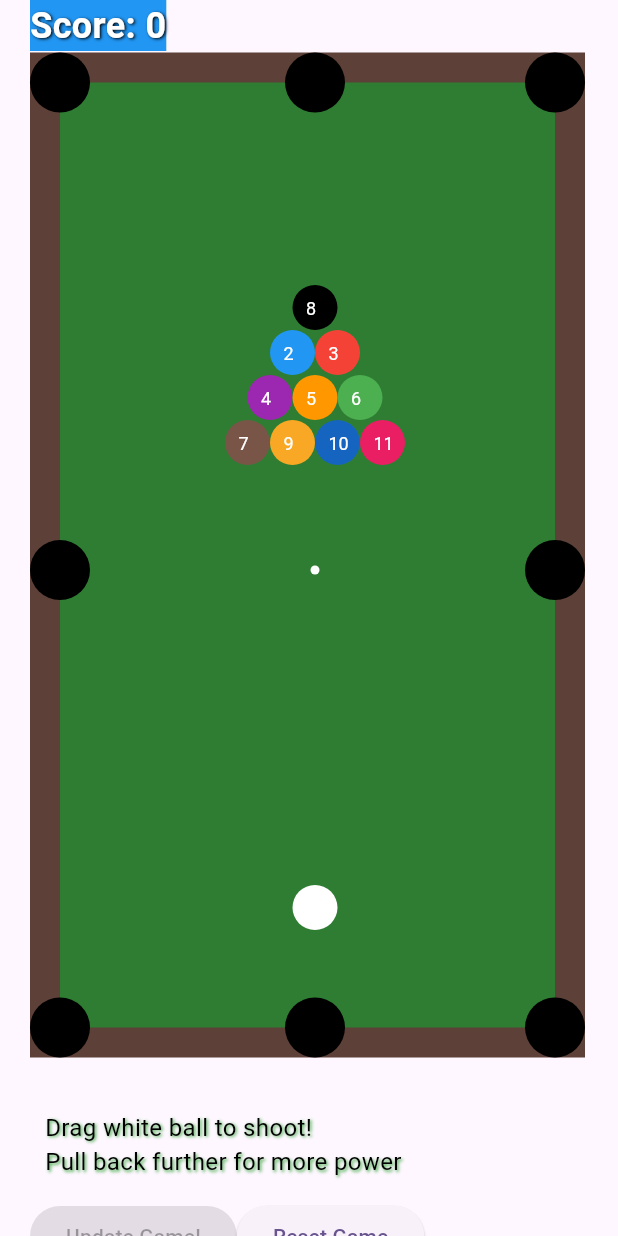
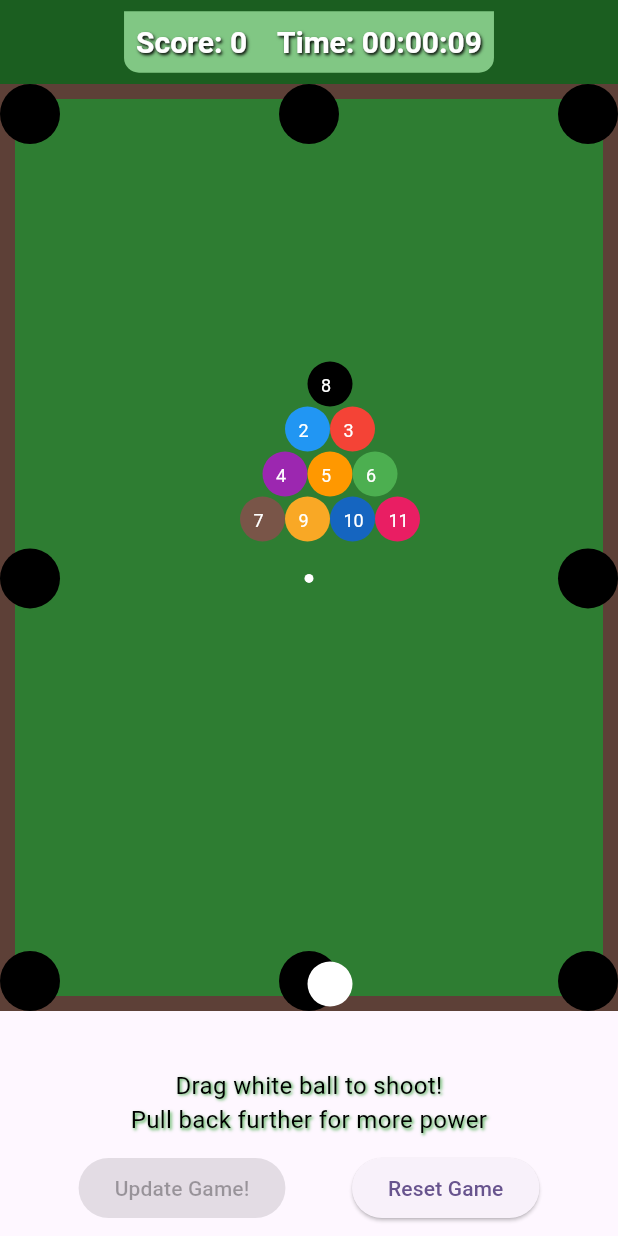
Before and after one commit to johnhcolani/Flutter-Pool, a Flutter app: the screen it shows after launch, after a tap on "Update Game!", on a phone screen of 412 x 824 dp. Run offline on Flutter 3.47's test engine with Material 3 defaults, Android fonts, the phone set to English and light mode, and no system bars; our stand-ins replace audioplayers.

Commit message:
Used Mediaquery to draw the table

```diff
--- a/lib/pool_game.dart
+++ b/lib/pool_game.dart
@@ -1,6 +1,12 @@
-import 'package:audioplayers/audioplayers.dart';
 import 'package:flutter/material.dart';
 import 'dart:async';
+import 'package:audioplayers/audioplayers.dart';
+
+void main() {
+  runApp(MaterialApp(
+    home: PoolGame(),
+  ));
+}
 
 class PoolGame extends StatefulWidget {
   const PoolGame({super.key});
@@ -11,36 +17,54 @@ class PoolGame extends StatefulWidget {
 
 class _PoolGameState extends State<PoolGame> {
   int score = 0; // Track the player's score
-// Assign points to each ball
-  int getBallPoints(int ballNumber) {
-    switch (ballNumber) {
-      case 0: // Cue ball (no points)
-        return 0;
-      case 8: // 8-ball (special points)
-        return 50;
-      default: // Other balls (points equal to their number)
-        return ballNumber;
-    }
-  }
+  Duration elapsedTime = Duration.zero; // Track elapsed time
   late final AudioPlayer audioPlayer;
   List<Ball> balls = [];
   Offset? cueStickPosition;
   Ball? selectedBall;
-  final double tableFriction = 0.98;
-  final double cushionDamping = 0.85;
-  final double collisionRestitution = 0.9;
-  Timer? gameTimer;
+  final double tableFriction = 0.98; // Friction to slow down balls
+  final double cushionDamping = 0.85; // Damping when balls hit the table edges
+  final double collisionRestitution = 0.9; // Bounciness during collisions
+  Timer? gameTimer; // Timer for game updates
+  Timer? elapsedTimer; // Timer for tracking elapsed time
 
   @override
   void initState() {
     super.initState();
     audioPlayer = AudioPlayer();
-    _initializeGame();
+    _initializeGame(); // Initialize the game
+    startElapsedTimer(); // Start the elapsed time timer
   }
 
+  @override
+  void dispose() {
+    gameTimer?.cancel(); // Cancel the game timer
+    elapsedTimer?.cancel(); // Cancel the elapsed time timer
+    audioPlayer.dispose(); // Dispose the audio player
+    super.dispose();
+  }
+
+  // Start the elapsed time timer
+  void startElapsedTimer() {
+    elapsedTimer = Timer.periodic(Duration(seconds: 1), (timer) {
+      setState(() {
+        elapsedTime += Duration(seconds: 1); // Increment elapsed time by 1 second
+      });
+    });
+  }
+
+  // Format the duration as HH:MM:SS
+  String formatDuration(Duration duration) {
+    String twoDigits(int n) => n.toString().padLeft(2, '0');
+    final hours = twoDigits(duration.inHours);
+    final minutes = twoDigits(duration.inMinutes.remainder(60));
+    final seconds = twoDigits(duration.inSeconds.remainder(60));
+    return "$hours:$minutes:$seconds";
+  }
+
+  // Initialize the game by setting up the balls
   void _initializeGame() {
-    // Clear the existing balls
-    balls.clear();
+    balls.clear(); // Clear existing balls
 
     // Add white cue ball
     balls.add(Ball(
@@ -58,126 +82,69 @@ class _PoolGameState extends State<PoolGame> {
     final rowSpacing = ballRadius * 2;
 
     balls.addAll([
-      Ball(
-        number: 8,
-        color: Colors.black,
-        position: Offset(startX, startY),
-        velocity: Offset.zero,
-        inPocket: false,
-      ), // Top row
-      Ball(
-        number: 2,
-        color: Colors.blue,
-        position: Offset(startX - ballRadius, startY + rowSpacing),
-        velocity: Offset.zero,
-        inPocket: false,
-      ), // Second row, left
-      Ball(
-        number: 3,
-        color: Colors.red,
-        position: Offset(startX + ballRadius, startY + rowSpacing),
-        velocity: Offset.zero,
-        inPocket: false,
-      ), // Second row, right
-      Ball(
-        number: 4,
-        color: Colors.purple,
-        position: Offset(startX - 2 * ballRadius, startY + 2 * rowSpacing),
-        velocity: Offset.zero,
-        inPocket: false,
-      ), // Third row, far left
-      Ball(
-        number: 5,
-        color: Colors.orange,
-        position: Offset(startX, startY + 2 * rowSpacing),
-        velocity: Offset.zero,
-        inPocket: false,
-      ), // Third row, center
-      Ball(
-        number: 6,
-        color: Colors.green,
-        position: Offset(startX + 2 * ballRadius, startY + 2 * rowSpacing),
-        velocity: Offset.zero,
-        inPocket: false,
-      ), // Third row, far right
-      Ball(
-        number: 7,
-        color: Colors.brown,
-        position: Offset(startX - 3 * ballRadius, startY + 3 * rowSpacing),
-        velocity: Offset.zero,
-        inPocket: false,
-      ), // Fourth row, far left
-      Ball(
-        number: 9,
-        color: Colors.yellow.shade800,
-        position: Offset(startX - ballRadius, startY + 3 * rowSpacing),
-        velocity: Offset.zero,
-        inPocket: false,
-      ), // Fourth row, center-left
-      Ball(
-        number: 10,
-        color: Colors.blue.shade800,
-        position: Offset(startX + ballRadius, startY + 3 * rowSpacing),
-        velocity: Offset.zero,
-        inPocket: false,
-      ), // Fourth row, center-right
-      Ball(
-        number: 11,
-        color: Colors.pink,
-        position: Offset(startX + 3 * ballRadius, startY + 3 * rowSpacing),
-        velocity: Offset.zero,
-        inPocket: false,
-      ), // Fourth row, far right
+      Ball(number: 8, color: Colors.black, position: Offset(startX, startY), velocity: Offset.zero, inPocket: false),
+      Ball(number: 2, color: Colors.blue, position: Offset(startX - ballRadius, startY + rowSpacing), velocity: Offset.zero, inPocket: false),
+      Ball(number: 3, color: Colors.red, position: Offset(startX + ballRadius, startY + rowSpacing), velocity: Offset.zero, inPocket: false),
+      Ball(number: 4, color: Colors.purple, position: Offset(startX - 2 * ballRadius, startY + 2 * rowSpacing), velocity: Offset.zero, inPocket: false),
+      Ball(number: 5, color: Colors.orange, position: Offset(startX, startY + 2 * rowSpacing), velocity: Offset.zero, inPocket: false),
+      Ball(number: 6, color: Colors.green, position: Offset(startX + 2 * ballRadius, startY + 2 * rowSpacing), velocity: Offset.zero, inPocket: false),
+      Ball(number: 7, color: Colors.brown, position: Offset(startX - 3 * ballRadius, startY + 3 * rowSpacing), velocity: Offset.zero, inPocket: false),
+      Ball(number: 9, color: Colors.yellow.shade800, position: Offset(startX - ballRadius, startY + 3 * rowSpacing), velocity: Offset.zero, inPocket: false),
+      Ball(number: 10, color: Colors.blue.shade800, position: Offset(startX + ballRadius, startY + 3 * rowSpacing), velocity: Offset.zero, inPocket: false),
+      Ball(number: 11, color: Colors.pink, position: Offset(startX + 3 * ballRadius, startY + 3 * rowSpacing), velocity: Offset.zero, inPocket: false),
     ]);
   }
+
+  // Update the game state (called every frame)
   void _updateGame() {
     setState(() {
       for (var ball in balls) {
-        ball.updatePosition(tableFriction);
-        _checkBoundaryCollision(ball);
-        _checkPocketCollision(ball);
+        ball.updatePosition(tableFriction); // Update ball position
+        _checkBoundaryCollision(ball); // Check for boundary collisions
+        _checkPocketCollision(ball); // Check for pocket collisions
       }
-      _checkBallCollisions();
+      _checkBallCollisions(); // Check for ball collisions
     });
   }
 
+  // Check if a ball hits the table boundaries
   void _checkBoundaryCollision(Ball ball) {
-    const tableLeft = 65.0,
-        tableRight = 366.0,
-        tableTop = 63.0,
-        tableBottom = 665.0;
+    final screenWidth = MediaQuery.of(context).size.width;
+    final screenHeight = MediaQuery.of(context).size.height;
+
+    final tableLeft = 0.0, tableRight = screenWidth, tableTop = 0.0, tableBottom = screenHeight * 0.8;
 
     if (ball.position.dx < tableLeft) {
       ball.position = Offset(tableLeft, ball.position.dy);
-      ball.velocity =
-          Offset(-ball.velocity.dx * cushionDamping, ball.velocity.dy);
+      ball.velocity = Offset(-ball.velocity.dx * cushionDamping, ball.velocity.dy);
     } else if (ball.position.dx > tableRight) {
       ball.position = Offset(tableRight, ball.position.dy);
-      ball.velocity =
-          Offset(-ball.velocity.dx * cushionDamping, ball.velocity.dy);
+      ball.velocity = Offset(-ball.velocity.dx * cushionDamping, ball.velocity.dy);
     }
 
     if (ball.position.dy < tableTop) {
       ball.position = Offset(ball.position.dx, tableTop);
-      ball.velocity =
-          Offset(ball.velocity.dx, -ball.velocity.dy * cushionDamping);
+      ball.velocity = Offset(ball.velocity.dx, -ball.velocity.dy * cushionDamping);
     } else if (ball.position.dy > tableBottom) {
       ball.position = Offset(ball.position.dx, tableBottom);
-      ball.velocity =
-          Offset(ball.velocity.dx, -ball.velocity.dy * cushionDamping);
+      ball.velocity = Offset(ball.velocity.dx, -ball.velocity.dy * cushionDamping);
     }
   }
 
+  // Check if a ball falls into a pocket
   void _checkPocketCollision(Ball ball) {
+    final screenWidth = MediaQuery.of(context).size.width;
+    final screenHeight = MediaQuery.of(context).size.height;
+
     final pockets = [
-      Offset(50, 50), // Top-left
-      Offset(380, 50), // Top-right
-      Offset(50, 700), // Bottom-left
-      Offset(380, 700), // Bottom-right
-      Offset(220, 50), // Top-middle
-      Offset(220, 700), // Bottom-middle
-      Offset(50, 375), // Middle-left
-      Offset(380, 375), // Middle-right
+      Offset(20, 20), // Top-left
+      Offset(screenWidth - 20, 20), // Top-right
+      Offset(20, screenHeight * 0.8 - 20), // Bottom-left
+      Offset(screenWidth - 20, screenHeight * 0.8 - 20), // Bottom-right
+      Offset(screenWidth / 2, 20), // Top-middle
+      Offset(screenWidth / 2, screenHeight * 0.8 - 20), // Bottom-middle
+      Offset(20, screenHeight * 0.4), // Middle-left
+      Offset(screenWidth - 20, screenHeight * 0.4), // Middle-right
     ];
     if (ball.inPocket) return;
     for (var pocket in pockets) {
@@ -185,14 +152,26 @@ class _PoolGameState extends State<PoolGame> {
         ball.inPocket = true;
         ball.velocity = Offset.zero;
         setState(() {
-          score += getBallPoints(ball.number);
+          score += getBallPoints(ball.number); // Update the score
         });
-        // Play a sound effect
-        _playPocketSound();
+        _playPocketSound(); // Play pocket sound
       }
     }
   }
 
+  // Assign points to each ball
+  int getBallPoints(int ballNumber) {
+    switch (ballNumber) {
+      case 0: // Cue ball (no points)
+        return 0;
+      case 8: // 8-ball (special points)
+        return 50;
+      default: // Other balls (points equal to their number)
+        return ballNumber;
+    }
+  }
+
+  // Check for collisions between balls
   void _checkBallCollisions() {
     for (var i = 0; i < balls.length; i++) {
       for (var j = i + 1; j < balls.length; j++) {
@@ -221,7 +200,7 @@ class _PoolGameState extends State<PoolGame> {
           ball2.velocity += impulse;
 
           // Play sound if the collision is significant
-          if (speed.abs() > 1.0) { // Adjust threshold for triggering sound
+          if (speed.abs() > 1.0) {
             _playCollisionSound();
           }
         }
@@ -229,6 +208,7 @@ class _PoolGameState extends State<PoolGame> {
     }
   }
 
+  // Play collision sound
   void _playCollisionSound() async {
     try {
       await audioPlayer.play(AssetSource('assets/sounds/ball_hit.mp3'));
@@ -236,76 +216,118 @@ class _PoolGameState extends State<PoolGame> {
       print('Error playing sound: $e');
     }
   }
+
+  // Play pocket sound
+  void _playPocketSound() async {
+    try {
+      await audioPlayer.play(AssetSource('assets/sounds/pocket_sound.mp3'));
+    } catch (e) {
+      print('Error playing sound: $e');
+    }
+  }
+
   @override
   Widget build(BuildContext context) {
+    final screenWidth = MediaQuery.of(context).size.width;
+    final screenHeight = MediaQuery.of(context).size.height;
+
     return Scaffold(
-      body: SafeArea(
-        child: Stack(
-          children: [
-            Positioned(
-              top: 5,
-              left:-10,
-              child: GestureDetector(
-                onPanStart: _onPanStart,
-                onPanUpdate: _onPanUpdate,
-                onPanEnd: _onPanEnd,
-                child: SizedBox(
-                  width: 400,
-                  height: 700,
-                  child: CustomPaint(
-                    painter: GamePainter(
-                      balls: balls,
-                      cueStickPosition: cueStickPosition,
-                      selectedBall: selectedBall,
-                    ),
-                    size: Size.infinite,
+      appBar: AppBar(
+        backgroundColor: Colors.green.shade900,
+        title: Center(
+          child: Container(
+            decoration: BoxDecoration(
+              color: Colors.green.shade300,
+              borderRadius: BorderRadius.only(
+                bottomLeft: Radius.circular(10),
+                bottomRight: Radius.circular(10),
               ),
             ),
-              ),
-            ),
-            // Score Display
-            Positioned(
-
-              left: 20,
-              child: Container(
-                color: Colors.blue,
-                child: Text(
+            child: Padding(
+              padding: const EdgeInsets.all(8.0),
+              child: Row(
+                mainAxisSize: MainAxisSize.min,
+                children: [
+                  Text(
                     'Score: $score',
                     style: TextStyle(
                       color: Colors.white,
-                    fontSize: 24,
+                      fontSize: 20,
                       fontWeight: FontWeight.bold,
                       shadows: [
                         Shadow(
                           color: Colors.black,
                           blurRadius: 2,
                           offset: Offset(1, 1),
-                    )],
+                        ),
+                      ],
+                    ),
+                  ),
+                  SizedBox(width: 20), // Add spacing between score and timer
+                  Text(
+                    'Time: ${formatDuration(elapsedTime)}',
+                    style: TextStyle(
+                      color: Colors.white,
+                      fontSize: 20,
+                      fontWeight: FontWeight.bold,
+                      shadows: [
+                        Shadow(
+                          color: Colors.black,
+                          blurRadius: 2,
+                          offset: Offset(1, 1),
+                        ),
+                      ],
+                    ),
+                  ),
+                ],
               ),
             ),
           ),
         ),
-            Positioned(
-              top: 740,
-              left: 30,
-              child: Center(
-                child: Text(
+      ),
+      body: SafeArea(
+        child: Column(
+          children: [
+            Expanded(
+              child: GestureDetector(
+                onPanStart: _onPanStart,
+                onPanUpdate: _onPanUpdate,
+                onPanEnd: _onPanEnd,
+                child: CustomPaint(
+                  painter: GamePainter(
+                    balls: balls,
+                    cueStickPosition: cueStickPosition,
+                    selectedBall: selectedBall,
+                    screenWidth: screenWidth,
+                    screenHeight: screenHeight,
+                  ),
+                  size: Size(screenWidth, screenHeight * 0.8),
+                ),
+              ),
+            ),
+            Padding(
+              padding: const EdgeInsets.all(8.0),
+              child: Column(
+                children: [
+                  Text(
                     'Drag white ball to shoot!\n'
                         'Pull back further for more power',
-                  style: TextStyle(color: Colors.black, fontSize: 16, shadows: [
+                    textAlign: TextAlign.center,
+                    style: TextStyle(
+                      color: Colors.black,
+                      fontSize: 16,
+                      shadows: [
                         Shadow(
                           color: Colors.green,
                           blurRadius: 2,
-                        offset: Offset(1, 1))
-                  ]),
+                          offset: Offset(1, 1),
+                        ),
+                      ],
                     ),
                   ),
-            ),
-            Positioned(
-              top: 800,
-              left: 20,
-              right: 20,
-              child: Row(
+                  SizedBox(height: 10), // Add spacing between text and buttons
+                  Row(
+                    mainAxisAlignment: MainAxisAlignment.spaceEvenly,
                     children: [
                       ElevatedButton(
                         onPressed: gameTimer?.isActive ?? false
@@ -315,31 +337,31 @@ class _PoolGameState extends State<PoolGame> {
                             _updateGame();
                           });
                         },
-                      child: Text("Update Game!")),
+                        child: Text("Update Game!"),
+                      ),
                       ElevatedButton(
                         onPressed: () {
                           setState(() {
-                        _initializeGame(); // Reset the balls to their initial positions
-                        gameTimer?.cancel(); // Stop the timer
+                            _initializeGame(); // Reset the balls
+                            score = 0; // Reset the score
+                            elapsedTime = Duration.zero; // Reset the timer
+                            gameTimer?.cancel(); // Stop the game timer
                           });
                         },
                         child: Text("Reset Game"),
                       ),
                     ],
                   ),
-            )
+                ],
+              ),
+            ),
           ],
         ),
       ),
     );
   }
-  void _playPocketSound() async {
-    try {
-      await audioPlayer.play(AssetSource('assets/sounds/pocket_sound.mp3'));
-    } catch (e) {
-      print('Error playing sound: $e');
-    }
-  }
+
+  // Handle touch input for aiming the cue stick
   void _onPanStart(DragStartDetails details) {
     final touchPos = details.localPosition;
     for (var ball in balls) {
@@ -351,6 +373,7 @@ class _PoolGameState extends State<PoolGame> {
     }
   }
 
+  // Update the cue stick position while dragging
   void _onPanUpdate(DragUpdateDetails details) {
     if (selectedBall != null) {
       setState(() {
@@ -359,14 +382,13 @@ class _PoolGameState extends State<PoolGame> {
     }
   }
 
+  // Handle the end of the drag (shoot the cue ball)
   void _onPanEnd(DragEndDetails _) {
     if (selectedBall == null || cueStickPosition == null) return;
 
     final direction = (selectedBall!.position - cueStickPosition!).normalized();
-    final power =
-    (selectedBall!.position - cueStickPosition!).distance.clamp(0, 150);
+    final power = (selectedBall!.position - cueStickPosition!).distance.clamp(0, 150);
     if (power > 5) {
-      // Minimum power threshold
       selectedBall!.velocity = direction * (power / 10);
     }
     selectedBall = null;
@@ -378,15 +400,9 @@ class _PoolGameState extends State<PoolGame> {
       _updateGame();
     });
   }
-
-  @override
-  void dispose() {
-    gameTimer?.cancel();
-    audioPlayer.dispose();
-    super.dispose();
-  }
 }
 
+// Represents a ball in the game
 class Ball {
   final int number;
   final Color color;
@@ -395,29 +411,40 @@ class Ball {
   Offset velocity;
   bool inPocket;
 
-  Ball(
-      {required this.number,
+  Ball({
+    required this.number,
     required this.color,
     required this.position,
     this.velocity = Offset.zero,
     this.inPocket = false,
-      this.mass = 1.0});
+    this.mass = 1.0,
+  });
 
+  // Update the ball's position based on velocity and friction
   void updatePosition(double friction) {
-    final timeDelta = 0.016; // Assuming 16ms per frame
+    const timeDelta = 0.016; // Assuming 16ms per frame
     if (inPocket) return;
     position += velocity;
-    velocity -= velocity * 0.01; // Small drag force
+    velocity *= friction; // Apply friction
     if (velocity.distance < 0.1) velocity = Offset.zero;
   }
 }
 
+// Custom painter for rendering the game
 class GamePainter extends CustomPainter {
   final List<Ball> balls;
   final Offset? cueStickPosition;
   final Ball? selectedBall;
+  final double screenWidth;
+  final double screenHeight;
 
-  GamePainter({required this.balls, this.cueStickPosition, this.selectedBall});
+  GamePainter({
+    required this.balls,
+    this.cueStickPosition,
+    this.selectedBall,
+    required this.screenWidth,
+    required this.screenHeight,
+  });
 
   @override
   void paint(Canvas canvas, Size size) {
@@ -426,35 +453,37 @@ class GamePainter extends CustomPainter {
     _drawCueStick(canvas);
   }
 
+  // Draw the pool table
   void _drawTable(Canvas canvas) {
-    // Table frame
-    canvas.drawRect(
-        Rect.fromLTRB(30, 30, 400, 700), Paint()..color = Color(0xFF5D4037));
+    // Table frame (brown border)
+    final framePaint = Paint()..color = Color(0xFF5D4037);
+    canvas.drawRect(Rect.fromLTRB(0, 0, screenWidth, screenHeight * 0.75), framePaint);
 
-    // Playing surface
-    canvas.drawRect(
-        Rect.fromLTRB(50, 50, 380, 680), Paint()..color = Color(0xFF2E7D32));
+    // Playing surface (green)
+    final surfacePaint = Paint()..color = Color(0xFF2E7D32);
+    canvas.drawRect(Rect.fromLTRB(10, 10, screenWidth - 10, screenHeight * 0.75 - 10), surfacePaint);
 
     // Pockets
     final pocketPaint = Paint()..color = Colors.black;
     final pockets = [
-      Offset(50, 50), // Top-left
-      Offset(380, 50), // Top-right
-      Offset(50, 680), // Bottom-left
-      Offset(380, 680), // Bottom-right
-      Offset(220, 50), // Top-middle
-      Offset(220, 680), // Bottom-middle
-      Offset(50, 375), // Middle-left
-      Offset(380, 375), // Middle-right
+      Offset(20, 20), // Top-left
+      Offset(screenWidth - 20, 20), // Top-right
+      Offset(20, screenHeight * 0.75 - 20), // Bottom-left
+      Offset(screenWidth - 20, screenHeight * 0.75 - 20), // Bottom-right
+      Offset(screenWidth / 2, 20), // Top-middle
+      Offset(screenWidth / 2, screenHeight * 0.75 - 20), // Bottom-middle
+      Offset(20, screenHeight * 0.4), // Middle-left
+      Offset(screenWidth - 20, screenHeight * 0.4), // Middle-right
     ];
     for (var pos in pockets) {
       canvas.drawCircle(pos, 20, pocketPaint);
     }
 
     // Center spot
-    canvas.drawCircle(Offset(220, 375), 3, Paint()..color = Colors.white);
+    canvas.drawCircle(Offset(screenWidth / 2, screenHeight * 0.4), 3, Paint()..color = Colors.white);
   }
 
+  // Draw the balls
   void _drawBalls(Canvas canvas) {
     for (var ball in balls) {
       if (!ball.inPocket) {
@@ -476,68 +505,14 @@ class GamePainter extends CustomPainter {
       }
     }
   }
-  void _drawDashedLine(Canvas canvas, Offset start, Offset end, Paint paint) {
-    final path = Path();
-    path.moveTo(start.dx, start.dy);
-    path.lineTo(end.dx, end.dy);
 
-    final dashWidth = 10.0;
-    final dashSpace = 5.0;
-    final pathMetric = path.computeMetrics().first;
-    var distance = 0.0;
-
-    while (distance < pathMetric.length) {
-      final startOffset = pathMetric.getTangentForOffset(distance)!.position;
-      distance += dashWidth;
-      if (distance > pathMetric.length) distance = pathMetric.length;
-      final endOffset = pathMetric.getTangentForOffset(distance)!.position;
-      canvas.drawLine(startOffset, endOffset, paint);
-      distance += dashSpace;
-    }
-  }
+  // Draw the cue stick
   void _drawCueStick(Canvas canvas) {
     if (selectedBall == null || cueStickPosition == null) return;
 
     final cueBallCenter = selectedBall!.position;
     final direction = (cueStickPosition! - cueBallCenter).normalized();
     final power = (cueStickPosition! - cueBallCenter).distance.clamp(0.0, 150.0);
-
-    // Draw direction line
-    final directionLinePaint = Paint()
-      ..color = Colors.white.withOpacity(0.7)
-      ..strokeWidth = 2
-      ..strokeCap = StrokeCap.round;
-
-    // Draw a line from the cue ball center to the cue stick position
-    _drawDashedLine(canvas, cueBallCenter, cueStickPosition!, directionLinePaint);
-    // Optional: Add an arrowhead at the end of the line
-    final arrowHeadPaint = Paint()
-      ..color = Colors.white.withOpacity(0.7)
-      ..style = PaintingStyle.fill;
-
-    final arrowHeadPath = Path();
-    final arrowSize = 10.0;
-    final arrowEnd = cueStickPosition!;
-    final arrowDirection = (cueBallCenter - cueStickPosition!).normalized();
-
-    arrowHeadPath.moveTo(arrowEnd.dx, arrowEnd.dy);
-    arrowHeadPath.lineTo(
-      arrowEnd.dx + arrowDirection.dy * arrowSize - arrowDirection.dx * arrowSize,
-      arrowEnd.dy - arrowDirection.dx * arrowSize - arrowDirection.dy * arrowSize,
-    );
-    arrowHeadPath.lineTo(
-      arrowEnd.dx - arrowDirection.dy * arrowSize - arrowDirection.dx * arrowSize,
-      arrowEnd.dy + arrowDirection.dx * arrowSize - arrowDirection.dy * arrowSize,
-    );
-    arrowHeadPath.close();
-    canvas.drawPath(arrowHeadPath, arrowHeadPaint);
-
-    // Draw power indicator (optional)
-    canvas.drawCircle(
-      cueStickPosition!,
-      power / 15,
-      Paint()..color = Colors.red.withOpacity(0.3),
-    );
 
     // Draw cue stick
     canvas.drawLine(
@@ -548,11 +523,20 @@ class GamePainter extends CustomPainter {
         ..strokeWidth = 4
         ..strokeCap = StrokeCap.round,
     );
+
+    // Draw power indicator
+    canvas.drawCircle(
+      cueStickPosition!,
+      power / 15,
+      Paint()..color = Colors.red.withOpacity(0.3),
+    );
   }
+
   @override
   bool shouldRepaint(covariant CustomPainter oldDelegate) => true;
 }
 
+// Extension for vector math operations
 extension VectorMath on Offset {
   Offset normalized() => distance == 0 ? Offset.zero : this / distance;
   double dot(Offset other) => dx * other.dx + dy * other.dy;
```
Lines whose indentation alone changed are shown as unchanged.
